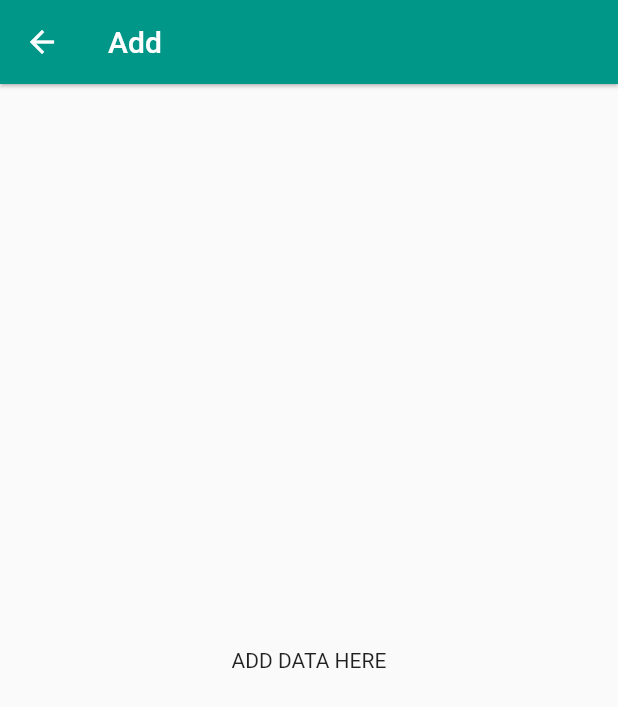
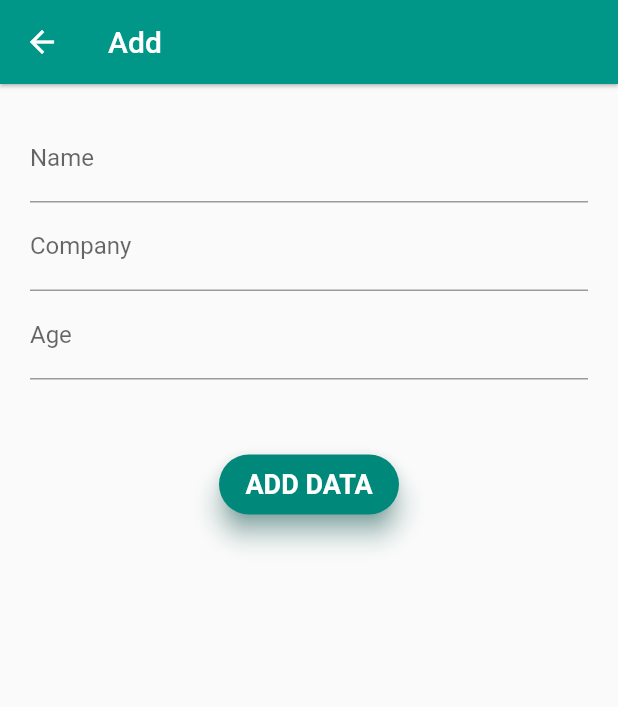
Before and after one commit to ioxvar/BEC-plugin, a Flutter app: the SideBar screen opened directly, after a tap on "ADD", on a phone screen of 412 x 824 dp. Shown: the top 707 px of the screen. Run offline on Flutter 3.47's test engine with Material 2 defaults, Android fonts, the phone set to English and light mode, and no system bars; our stand-ins replace cloud_firestore, firebase_auth, firebase_core; accounts and stored records are empty; Roboto replaces fonts that are missing (Montserrat).

Commit message:
test data

```diff
--- a/lib/flutterfire.dart
+++ b/lib/flutterfire.dart
@@ -1,3 +1,38 @@
+import 'package:flutter/material.dart';
+import 'package:firebase_core/firebase_core.dart';
 import 'package:cloud_firestore/cloud_firestore.dart';
 
 FirebaseFirestore firestore = FirebaseFirestore.instance;
+
+class AddUser extends StatelessWidget {
+  final String fullName;
+  final String company;
+  final int age;
+
+  AddUser(this.fullName, this.company, this.age);
+
+  @override
+  Widget build(BuildContext context) {
+    // Create a CollectionReference called users that references the firestore collection
+    CollectionReference users = FirebaseFirestore.instance.collection('users');
+
+    Future<void> addUser() {
+      // Call the user's CollectionReference to add a new user
+      return users
+          .add({
+            'full_name': fullName, // John Doe
+            'company': company, // Stokes and Sons
+            'age': age // 42
+          })
+          .then((value) => print("User Added"))
+          .catchError((error) => print("Failed to add user: $error"));
+    }
+
+    return TextButton(
+      onPressed: addUser,
+      child: Text(
+        "Add User",
+      ),
+    );
+  }
+}
--- a/lib/home_page.dart
+++ b/lib/home_page.dart
@@ -49,7 +49,7 @@ class _SideBarState extends State<SideBar> {
           onTap: () => Navigator.of(context).push(NewPage(4)),
         ),
         ListTile(
-          title: const Text('Sign out'),
+          title: const Text('SIGN OUT'),
           onTap: () {
             context.read<AuthenticationService>().signOut();
           },
--- a/lib/newpage.dart
+++ b/lib/newpage.dart
@@ -1,4 +1,11 @@
+import 'package:becplugin/flutterfire.dart';
 import 'package:flutter/material.dart';
+import './flutterfire.dart';
+import 'package:provider/provider.dart';
+
+final TextEditingController name = TextEditingController();
+final TextEditingController cmpny = TextEditingController();
+final TextEditingController agein = TextEditingController();
 
 class NewPage extends MaterialPageRoute<void> {
   NewPage(int id)
@@ -12,7 +19,75 @@ class NewPage extends MaterialPageRoute<void> {
                   elevation: 1.0,
                 ),
                 body: Center(
-                  child: Text('ADD DATA HERE'),
+                  child: Container(
+                      padding: EdgeInsets.all(20),
+                      child: Column(
+                        children: <Widget>[
+                          TextFormField(
+                            controller: name,
+                            decoration: const InputDecoration(
+                              // icon: Icon(Icons.person),
+                              hintText: 'What do people call you?',
+                              labelText: 'Name',
+                            ),
+                            // onSaved: (String value) {
+
+                            //   },
+                            // validator: (String value) {
+                            //   return (value != null && value.contains('@'))
+                            //       ? 'Do not use the @ char.'
+                            //       : null;
+                            // },
+                          ),
+                          TextFormField(
+                            controller: cmpny,
+                            decoration: const InputDecoration(
+                              //icon: Icon(Icons.person),
+                              hintText: 'Where do you work?',
+                              labelText: 'Company',
+                            ),
+                          ),
+                          TextFormField(
+                            controller: agein,
+                            decoration: const InputDecoration(
+                              //icon: Icon(Icons.person),
+                              hintText: 'Enter agein',
+                              labelText: 'Age',
+                            ),
+                          ),
+                          SizedBox(height: 50.0),
+                          GestureDetector(
+                            /*  onTap: () {
+                          context.read<AddUser>().addUser(
+                              fullName: name.text.trim(),
+                              company: cmpny.text.trim(),
+                              aget: agein.value);
+                        },*/
+                            child: LayoutBuilder(
+                              builder: (BuildContext context,
+                                  BoxConstraints constraints) {
+                                return Container(
+                                    height: 40.0,
+                                    width: 120.0,
+                                    child: Material(
+                                        borderRadius:
+                                            BorderRadius.circular(30.0),
+                                        shadowColor: Colors.teal[600],
+                                        color: Colors.teal[600],
+                                        elevation: 7.0,
+                                        child: Center(
+                                            child: Text('ADD DATA',
+                                                style: TextStyle(
+                                                    color: Colors.white,
+                                                    fontSize: 18,
+                                                    fontWeight: FontWeight.bold,
+                                                    fontFamily:
+                                                        'Montserrat')))));
+                              },
+                            ),
+                          ),
+                        ],
+                      )),
                 ),
               );
 
```
Also changed, not shown: lib/main.dart (+5 -4 lines), lib/signup.dart (+0 -11 lines).
